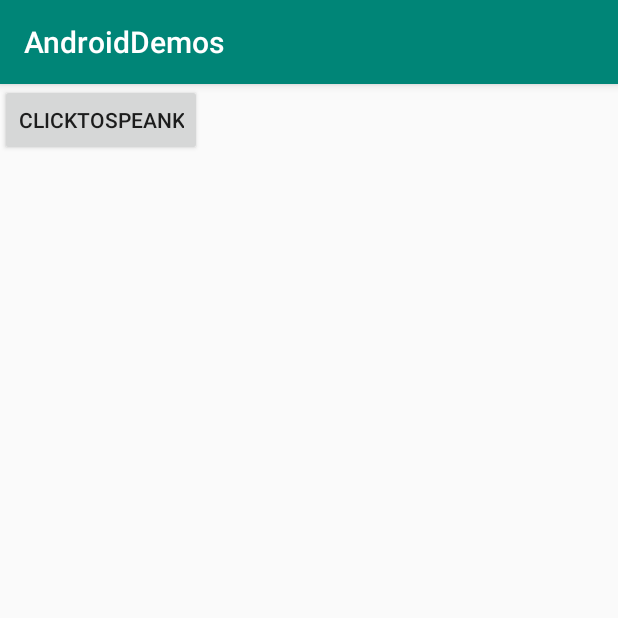
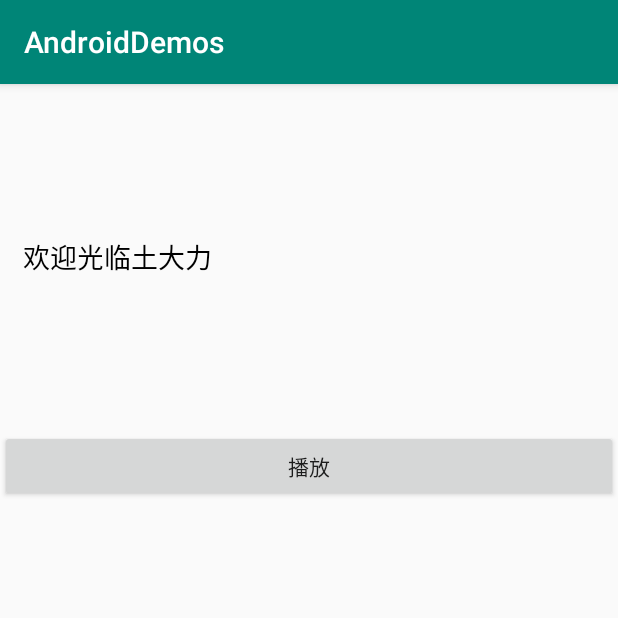
Before and after one commit to tribbianiwang/androidDemos, an Android app: the screen it shows after launch (JiGuangTTSActivity), on a phone screen of 412 x 824 dp, the top half of it. Run offline under Robolectric (Android 15) with nearby library versions, the phone set to English and light mode, and no system bars; 3 statements that could not run were skipped.

```diff
--- a/app/src/main/java/com/wl/androiddemos/JiGuangTTSActivity.kt
+++ b/app/src/main/java/com/wl/androiddemos/JiGuangTTSActivity.kt
@@ -43,14 +43,16 @@ class JiGuangTTSActivity : AppCompatActivity() {
 
         })
 
-        mTts.setParameter( SpeechConstant.ENGINE_TYPE, SpeechConstant.TYPE_LOCAL );
-
-        mTts.setParameter( ResourceUtil.TTS_RES_PATH, getResourcePath() );
+        mTts.setParameter( SpeechConstant.ENGINE_TYPE, SpeechConstant.TYPE_LOCAL );//本地离线
+        mTts.setParameter( ResourceUtil.TTS_RES_PATH, getResourcePath() );//本地离线
+//        mTts.setParameter( SpeechConstant.ENGINE_TYPE, SpeechConstant.TYPE_CLOUD );//在线
 
 
-         var strTextToSpeech  = "科大讯飞，让世界聆听我们的声音";
-        bt_say.setOnClickListener {
-            mTts.startSpeaking( strTextToSpeech, object:SynthesizerListener{
+
+
+
+        bt_play.setOnClickListener {
+            mTts.startSpeaking( et_speak_content.text.toString(), object:SynthesizerListener{
                 override fun onBufferProgress(p0: Int, p1: Int, p2: Int, p3: String?) {
                     Log.d(TAG, "onBufferProgress")
                 }
--- a/app/src/main/res/layout/activity_ji_guang_tts.xml
+++ b/app/src/main/res/layout/activity_ji_guang_tts.xml
@@ -4,14 +4,29 @@
         xmlns:tools="http://schemas.android.com/tools"
         android:layout_width="match_parent"
         android:layout_height="match_parent"
-        tools:context=".JiGuangTTSActivity">
+        android:orientation="vertical">
+
+    <EditText
+            android:layout_width="match_parent"
+            android:layout_height="200dp"
+            android:background="@android:color/transparent"
+            android:id="@+id/et_speak_content"
+            android:hint="输入文字"
+            android:text="欢迎光临土大力"
+            android:textColor="@android:color/black"
+            android:textSize="18sp"
+            android:layout_margin="15dp"
+            />
 
     <Button
-
-            android:layout_width="wrap_content"
+            android:layout_width="match_parent"
             android:layout_height="wrap_content"
-            android:text="clicktoSPeank"
-            android:id="@+id/bt_say"
+            android:text="播放"
+            android:id="@+id/bt_play"
             />
 
+
+
+
+
 </LinearLayout>
```
